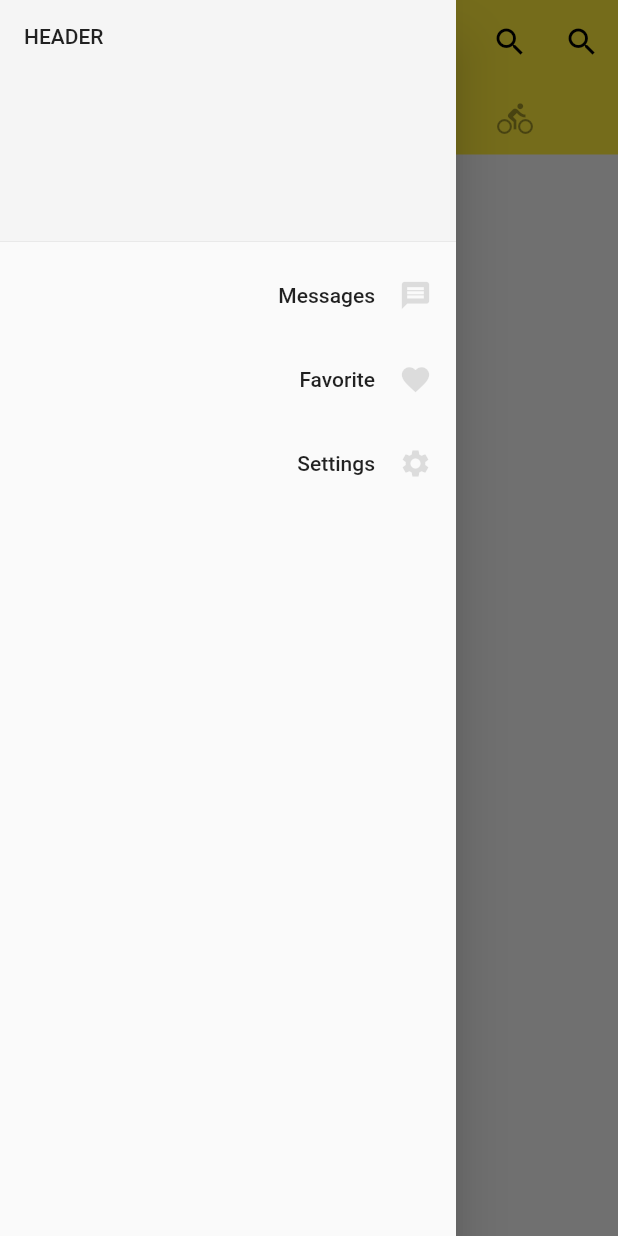
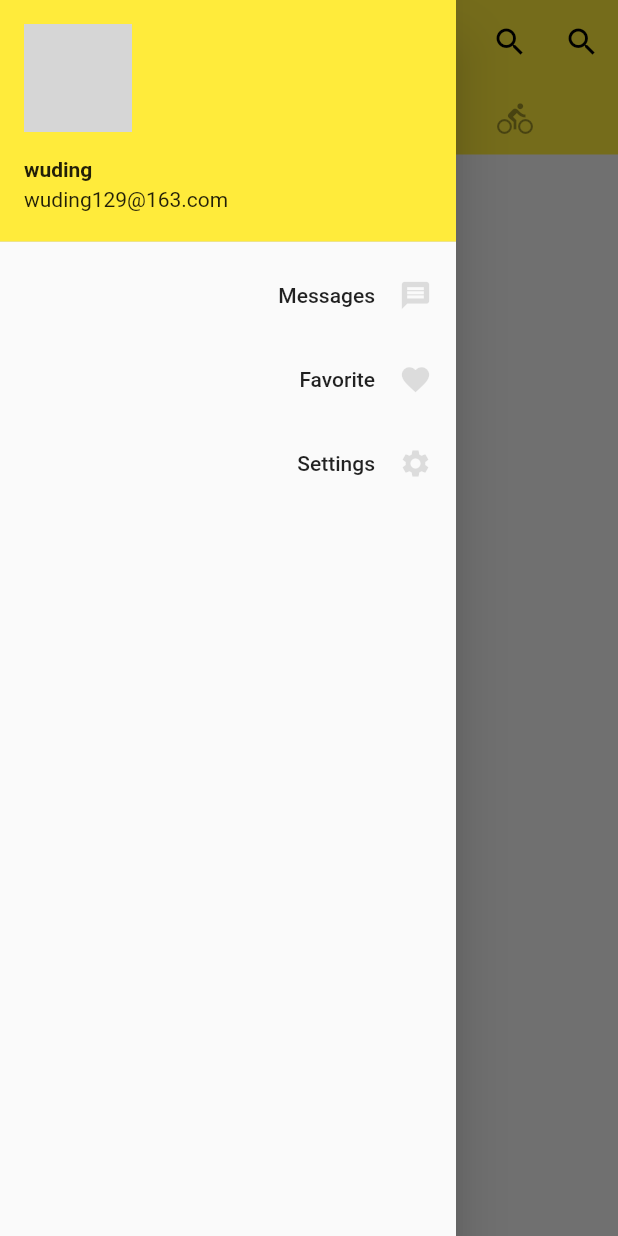
Before and after one commit to wuding129/flutter_learning, a Flutter app: the screen it shows after launch, with the side drawer open, on a phone screen of 412 x 824 dp. Run offline on Flutter 3.47's test engine with Material 2 defaults, Android fonts, the phone set to English and light mode, and no system bars; network calls fail; grey boxes are pictures that could not be loaded.

Commit message:
userAccount

```diff
--- a/lib/main.dart
+++ b/lib/main.dart
@@ -27,10 +27,10 @@ class Home extends StatelessWidget {
             backgroundColor: Colors.grey[100],
             appBar: AppBar(
               // 导航左边的叫做leading
-              leading: IconButton(
+              /*leading: IconButton(
                   icon: Icon(Icons.menu),
                   tooltip: 'Navigation',
-                  onPressed: () => debugPrint('pressed')),
+                  onPressed: () => debugPrint('pressed')),*/
               title: Text('HELLO'),
               elevation: 0,
               // 阴影
@@ -68,24 +68,36 @@ class Home extends StatelessWidget {
               child: ListView(
                 padding: EdgeInsets.zero,
                 children: <Widget>[
-                  DrawerHeader(
+                  /*DrawerHeader(
                     child: Text('header'.toUpperCase()),
                     decoration: BoxDecoration(color: Colors.grey[100]),
+                  ),*/
+                  UserAccountsDrawerHeader(
+                    accountName: Text('wuding',
+                        style: TextStyle(fontWeight: FontWeight.bold)),
+                    accountEmail: Text('wuding129@163.com'),
+                    currentAccountPicture: CircleAvatar(
+                      backgroundImage: NetworkImage(
+                          'https://cdn4.buysellads.net/uu/1/42500/1546351188-1538062800-80x80-hotjar-icon.png'),
+                    ),
                   ),
                   ListTile(
                     title: Text('Messages', textAlign: TextAlign.right),
                     trailing:
                         Icon(Icons.message, color: Colors.black12, size: 22.0),
+                    onTap: () => Navigator.pop(context),
                   ),
                   ListTile(
                     title: Text('Favorite', textAlign: TextAlign.right),
                     trailing:
                         Icon(Icons.favorite, color: Colors.black12, size: 22.0),
+                    onTap: () => Navigator.pop(context),
                   ),
                   ListTile(
                     title: Text('Settings', textAlign: TextAlign.right),
                     trailing:
                         Icon(Icons.settings, color: Colors.black12, size: 22.0),
+                    onTap: () => Navigator.pop(context),
                   ),
                 ],
               ),
```
